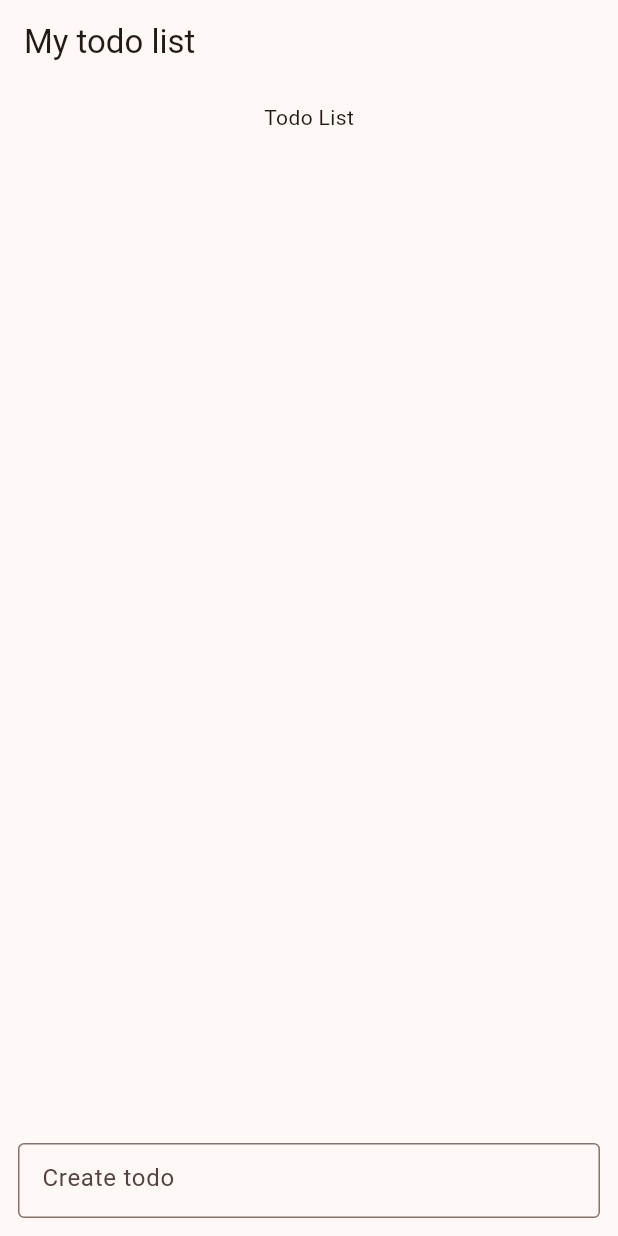
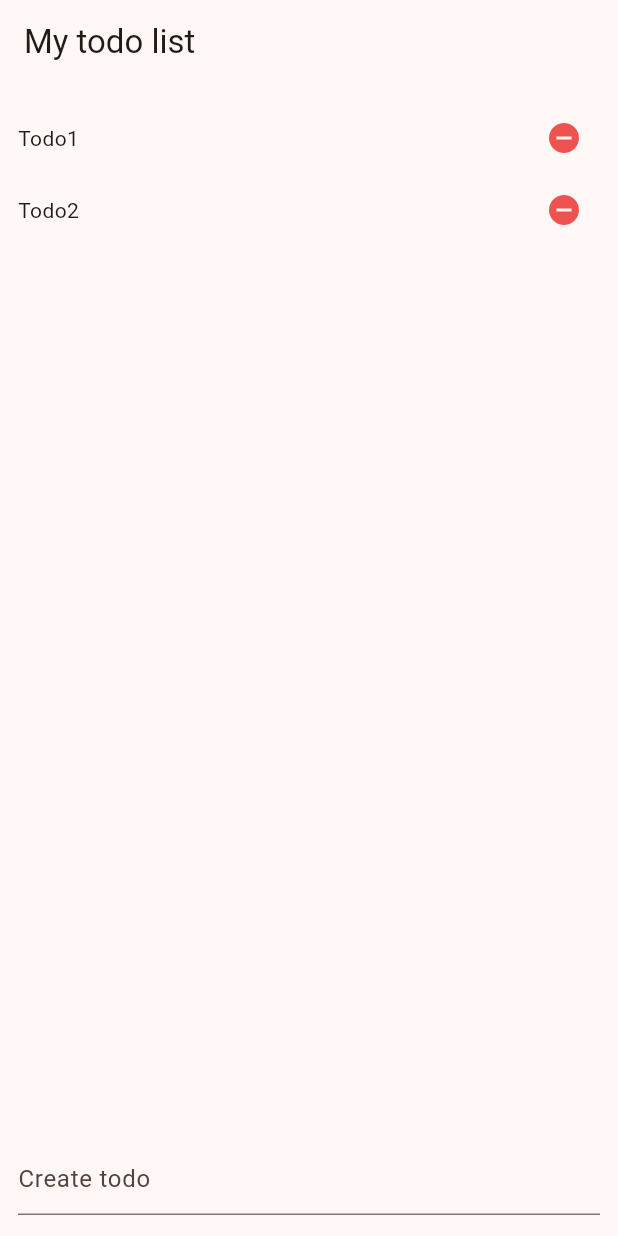
Before and after one commit to tanint/flutter-todo-list, a Flutter app: the screen it shows after launch, on a phone screen of 412 x 824 dp. Run offline on Flutter 3.47's test engine with Material 3 defaults, Android fonts, the phone set to English and light mode, and no system bars.

Commit message:
feat: dynamic todo item

```diff
--- a/lib/modules/todo/screen/todo_list_screen.dart
+++ b/lib/modules/todo/screen/todo_list_screen.dart
@@ -14,21 +14,33 @@ class TodoListScreen extends StatelessWidget {
       body: const SafeArea(
         child: Padding(
           padding: EdgeInsets.all(12),
-          child: Column(
-            children: [
-              Expanded(
-                child: SingleChildScrollView(
-                  child: TodoList(),
-                ),
-              ),
-              SizedBox(
-                height: 50,
-                child: TodoTextField(),
-              )
-            ],
-          ),
+          child: TodoListView(),
         ),
       ),
     );
   }
 }
+
+class TodoListView extends StatefulWidget {
+  const TodoListView({super.key});
+
+  @override
+  State<StatefulWidget> createState() => _TodoListViewState();
+}
+
+class _TodoListViewState extends State<TodoListView> {
+  final todoList = ['Todo1', 'Todo2'];
+
+  @override
+  Widget build(BuildContext context) {
+    return Column(
+      children: [
+        Expanded(child: TodoList(list: todoList)),
+        const SizedBox(
+          height: 50,
+          child: TodoTextField(),
+        )
+      ],
+    );
+  }
+}
--- /dev/null
+++ b/lib/modules/todo/widget/todo_item.dart
@@ -0,0 +1,25 @@
+import 'package:flutter/material.dart';
+
+class TodoItem extends StatelessWidget {
+  const TodoItem({super.key, required this.title});
+
+  final String title;
+
+  @override
+  Widget build(BuildContext context) {
+    return Row(
+      mainAxisAlignment: MainAxisAlignment.spaceBetween,
+      children: [
+        Text(title),
+        IconButton(
+          icon: const Icon(Icons.remove_circle),
+          tooltip: "Delete $title",
+          color: Colors.red.shade400,
+          onPressed: () {
+            print("Hello");
+          },
+        ),
+      ],
+    );
+  }
+}
--- a/lib/modules/todo/widget/todo_list.dart
+++ b/lib/modules/todo/widget/todo_list.dart
@@ -1,10 +1,18 @@
 import 'package:flutter/material.dart';
+import 'package:play_flutter/modules/todo/widget/todo_item.dart';
 
 class TodoList extends StatelessWidget {
-  const TodoList({super.key});
+  const TodoList({super.key, required this.list});
+
+  final List<String> list;
 
   @override
   Widget build(BuildContext context) {
-    return const Text("Todo List");
+    return ListView.builder(
+      itemCount: list.length,
+      itemBuilder: (context, index) {
+        return TodoItem(title: list[index]);
+      },
+    );
   }
 }
--- a/lib/modules/todo/widget/todo_text_field.dart
+++ b/lib/modules/todo/widget/todo_text_field.dart
@@ -7,7 +7,6 @@ class TodoTextField extends StatelessWidget {
   Widget build(BuildContext context) {
     return const TextField(
       decoration: InputDecoration(
-        border: OutlineInputBorder(),
         hintText: 'Create todo',
       ),
     );
```
